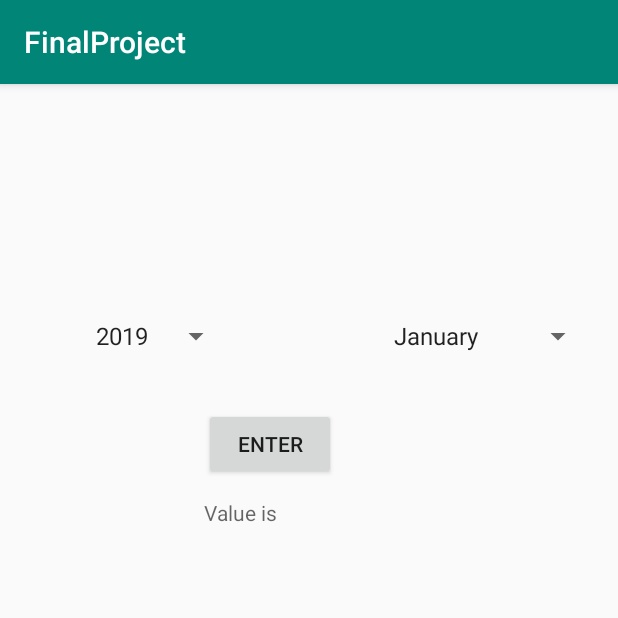
After one commit to sakshiagarwal73/AndroidSmartMeterApp, an Android app: the ConsumptionActivity screen opened directly, with no data from a screen before it, on a phone screen of 412 x 824 dp, the top half of it. The commit adds this screen. Run offline under Robolectric (Android 15) with nearby library versions, the phone set to English and light mode, and no system bars; our stand-ins replace Firebase (no records; nobody signed in at launch, a user with empty details on screens opened directly).

Commit message:
Consumption activity

```diff
--- a/app/src/main/AndroidManifest.xml
+++ b/app/src/main/AndroidManifest.xml
@@ -9,9 +9,10 @@
         android:roundIcon="@mipmap/ic_launcher_round"
         android:supportsRtl="true"
         android:theme="@style/AppTheme">
-        <activity android:name=".EnergySavingTips">
+        <activity android:name=".ConsumptionActivity">
 
         </activity>
+        <activity android:name=".EnergySavingTips"></activity>
         <activity android:name=".OptionsDisplay" />
         <activity android:name=".change_password" />
         <activity android:name=".LoginActivity">
--- /dev/null
+++ b/app/src/main/java/com/example/finalproject/ConsumptionActivity.java
@@ -0,0 +1,236 @@
+package com.example.finalproject;
+
+import android.app.Activity;
+import android.content.Intent;
+import android.support.annotation.NonNull;
+import android.support.v7.app.AppCompatActivity;
+import android.os.Bundle;
+import android.util.Log;
+import android.view.View;
+import android.widget.AdapterView;
+import android.widget.ArrayAdapter;
+import android.widget.Button;
+import android.widget.Spinner;
+import android.widget.TextView;
+
+import com.google.firebase.database.DataSnapshot;
+import com.google.firebase.database.DatabaseError;
+import com.google.firebase.database.DatabaseReference;
+import com.google.firebase.database.FirebaseDatabase;
+import com.google.firebase.database.ValueEventListener;
+
+import java.util.HashMap;
+import java.util.Iterator;
+
+public class ConsumptionActivity extends AppCompatActivity implements AdapterView.OnItemSelectedListener{
+
+    private Spinner spinnerYear,spinnerMonth;
+
+    Intent is;
+    ArrayAdapter<CharSequence> adapterYear;
+    ArrayAdapter<CharSequence> adapterMonth;
+    String year,month;
+    DatabaseReference mDatabase;
+    String id ;
+    Button btnShow;
+    TextView tvDisplay;
+    int prevyear;
+    String current_reading = "";
+    @Override
+    protected void onCreate(Bundle savedInstanceState) {
+        super.onCreate(savedInstanceState);
+        setContentView(R.layout.activity_consumption);
+        is = getIntent();
+        id = is.getStringExtra("user");
+         btnShow = findViewById(R.id.btnShow);
+         tvDisplay = findViewById(R.id.tvDisplay);
+
+        spinnerYear = (Spinner)findViewById(R.id.spinnerYear);
+        adapterYear = ArrayAdapter.createFromResource(ConsumptionActivity.this,R.array.years,android.R.layout.simple_spinner_item);
+
+
+        adapterYear.setDropDownViewResource(android.R.layout.simple_spinner_dropdown_item);
+        spinnerYear.setAdapter(adapterYear);
+        spinnerYear.setOnItemSelectedListener( this);
+
+
+        spinnerMonth = (Spinner)findViewById(R.id.spinnerMonth);
+        adapterMonth = ArrayAdapter.createFromResource(ConsumptionActivity.this,R.array.months,android.R.layout.simple_spinner_item);
+        adapterMonth.setDropDownViewResource(android.R.layout.simple_spinner_dropdown_item);
+        spinnerMonth.setAdapter(adapterMonth);
+        spinnerMonth.setOnItemSelectedListener( this);
+
+        final HashMap<String,String> hmap = new HashMap<>();
+        hmap.put("February","January");
+        hmap.put("March","February");
+        hmap.put("April","March");
+        hmap.put("May","June");
+        hmap.put("July","June");
+        hmap.put("August","July");
+        hmap.put("September","August");
+        hmap.put("October","September");
+        hmap.put("November","October");
+        hmap.put("December","November");
+
+        mDatabase = FirebaseDatabase.getInstance().getReference();
+
+       btnShow.setOnClickListener(new View.OnClickListener() {
+           @Override
+           public void onClick(View v) {
+
+               Log.d("Inside Button","Year + " + year);
+               Log.d("Inside Button","Month + " + month);
+               Log.d("Inside Button","id + " + id);
+
+               mDatabase.child("Years").child(year).child(id).addValueEventListener(new ValueEventListener() {
+                   @Override
+                   public void onDataChange(@NonNull DataSnapshot dataSnapshot) {
+
+                       if(month.equals("January")==false)
+                       {
+                           Iterator<DataSnapshot> items = dataSnapshot.getChildren().iterator();
+                           DataSnapshot item = null;
+                           String itemMonthPrev;
+                           String itemMonth;
+                           String prevReading = "";
+                           String currReading = "";
+                           while(items.hasNext()) {
+                               item = items.next();
+                               itemMonthPrev = item.child("Month").getValue().toString();
+                               if (itemMonthPrev.equals(hmap.get(month))) {
+                                   prevReading = item.child("Reading").getValue().toString();
+                                   break;
+                               }
+
+                           }
+
+                           items = dataSnapshot.getChildren().iterator();
+                           item = null;
+                           while(items.hasNext())
+                           {
+                               item = items.next();
+                               itemMonth = item.child("Month").getValue().toString();
+                               if(month.equals(itemMonth))
+                               {
+                                   currReading = item.child("Reading").getValue().toString();
+                               }
+                           }
+
+                           int diff = Integer.parseInt(currReading) - Integer.parseInt(prevReading);
+                           tvDisplay.setText(String.valueOf(diff) + " kWh");
+
+                       }
+
+                       else if(month.equals("January"))
+                       {
+                           if(year.equals("2019"))
+                           {
+                               Iterator<DataSnapshot> items = dataSnapshot.getChildren().iterator();
+                               DataSnapshot item = null;
+                               String currmonth = "";
+                               while(items.hasNext())
+                               {
+                                   item = items.next();
+                                   currmonth = item.child("Month").getValue().toString();
+                                   if(currmonth.equals("January"))
+                                   {
+                                       String reading = item.child("Reading").getValue().toString();
+                                       tvDisplay.setText(reading);
+                                   }
+                               }
+                           }
+
+                           else
+                           {
+                               int curryear = Integer.parseInt(year);
+                               prevyear = curryear - 1;
+                               Iterator<DataSnapshot> items = dataSnapshot.getChildren().iterator();
+                               DataSnapshot item = null;
+                               String currmonth = "";
+                               while(items.hasNext())
+                               {
+                                   item = items.next();
+                                   currmonth = item.child("Month").getValue().toString();
+                                   if(currmonth.equals("January"))
+                                   {
+                                        current_reading = item.child("Reading").getValue().toString();
+
+                                   }
+                               }
+
+                           }
+                       }
+
+                   }
+
+                   @Override
+                   public void onCancelled(@NonNull DatabaseError databaseError) {
+
+                   }
+               });
+
+               if(current_reading.equals("")==false)
+               {
+                   mDatabase.child("Years").child(String.valueOf(prevyear)).child(id).addValueEventListener(new ValueEventListener() {
+                       @Override
+                       public void onDataChange(@NonNull DataSnapshot dataSnapshot) {
+
+                           Iterator<DataSnapshot> items = dataSnapshot.getChildren().iterator();
+                           DataSnapshot item = null;
+                           while(items.hasNext())
+                           {
+                               item = items.next();
+                               String mnth = item.child("Month").getValue().toString();
+                               String reading = "";
+                               if(mnth.equals("December"))
+                               {
+                                   reading = item.child("Reading").getValue().toString();
+                               }
+
+                               int diff = Integer.parseInt(current_reading) - Integer.parseInt(reading);
+                               tvDisplay.setText(String.valueOf(diff));
+                           }
+
+                       }
+
+                       @Override
+                       public void onCancelled(@NonNull DatabaseError databaseError) {
+
+                       }
+                   });
+               }
+           }
+       });
+
+
+    }
+
+
+    @Override
+    public void onItemSelected(AdapterView<?> parent, View view, int position, long id) {
+
+
+
+        ArrayAdapter<CharSequence> adapter = (ArrayAdapter<CharSequence>) parent.getAdapter();
+        if(adapter == adapterYear)
+        {
+            year = parent.getItemAtPosition(position).toString();
+        }
+        else if(adapter == adapterMonth)
+        {
+            month = parent.getItemAtPosition(position).toString();
+        }
+        adapter.notifyDataSetChanged();
+
+        //Log.d("year","year is  " + year);
+        //Log.d("month","month is  " + month);
+    }
+
+    @Override
+    public void onNothingSelected(AdapterView<?> parent) {
+
+    }
+
+
+
+}
--- /dev/null
+++ b/app/src/main/res/layout/activity_consumption.xml
@@ -0,0 +1,52 @@
+<?xml version="1.0" encoding="utf-8"?>
+<RelativeLayout xmlns:android="http://schemas.android.com/apk/res/android"
+    xmlns:app="http://schemas.android.com/apk/res-auto"
+    xmlns:tools="http://schemas.android.com/tools"
+    android:layout_width="match_parent"
+    android:layout_height="match_parent"
+    android:paddingLeft="16dp"
+    android:paddingRight="16dp"
+    android:paddingTop="16dp"
+    tools:context=".ConsumptionActivity"
+
+    android:orientation="vertical">
+
+    <LinearLayout
+        android:layout_width="wrap_content"
+        android:layout_height="wrap_content"
+        android:orientation="horizontal"
+
+        >
+
+        <Spinner
+            android:id="@+id/spinnerYear"
+            android:layout_marginLeft="40dp"
+            android:layout_width="wrap_content"
+            android:layout_marginTop="140dp"
+
+            android:layout_height="wrap_content" />
+        <Spinner
+            android:id="@+id/spinnerMonth"
+            android:layout_width="wrap_content"
+            android:layout_marginTop="140dp"
+            android:layout_marginLeft="100dp"
+
+
+            android:layout_height="wrap_content" />
+    </LinearLayout>
+    <Button
+        android:id="@+id/btnShow"
+        android:layout_marginTop="200dp"
+        android:layout_marginLeft="120dp"
+        android:text="Enter"
+        android:layout_width="wrap_content"
+        android:layout_height="wrap_content" />
+    <TextView
+        android:id="@+id/tvDisplay"
+        android:layout_marginTop="260dp"
+        android:layout_marginLeft="120dp"
+        android:hint="Value is"
+        android:layout_width="wrap_content"
+        android:layout_height="wrap_content" />
+
+</RelativeLayout>
--- /dev/null
+++ b/app/src/main/res/values/array_months.xml
@@ -0,0 +1,19 @@
+<?xml version="1.0" encoding="utf-8"?>
+<resources>
+    <string-array name="months">
+        <item>January</item>
+        <item>February</item>
+        <item>March</item>
+        <item>April</item>
+        <item>May</item>
+        <item>June</item>
+        <item>July</item>
+        <item>August</item>
+        <item>September</item>
+        <item>October</item>
+        <item>November</item>
+        <item>December</item>
+
+    </string-array>
+
+</resources>
--- /dev/null
+++ b/app/src/main/res/values/array_year.xml
@@ -0,0 +1,8 @@
+<?xml version="1.0" encoding="utf-8"?>
+<resources>
+    <string-array name="years">
+        <item>2019</item>
+        <item>2020</item>
+
+    </string-array>
+</resources>
--- a/app/src/main/res/values/strings.xml
+++ b/app/src/main/res/values/strings.xml
@@ -10,4 +10,9 @@
             <li> Avoid placing appliances that give off heat, such as lamps or TVs, near a thermostat.</li>\n\n
 
     </string>
+
+
+
+
+
 </resources>
```
Also changed, not shown: app/src/main/java/com/example/finalproject/LoginActivity.java (+17 -15 lines), app/src/main/java/com/example/finalproject/change_password.java (+6 -5 lines), app/src/main/res/layout/item_spinner.xml (added, +12 -0 lines).
